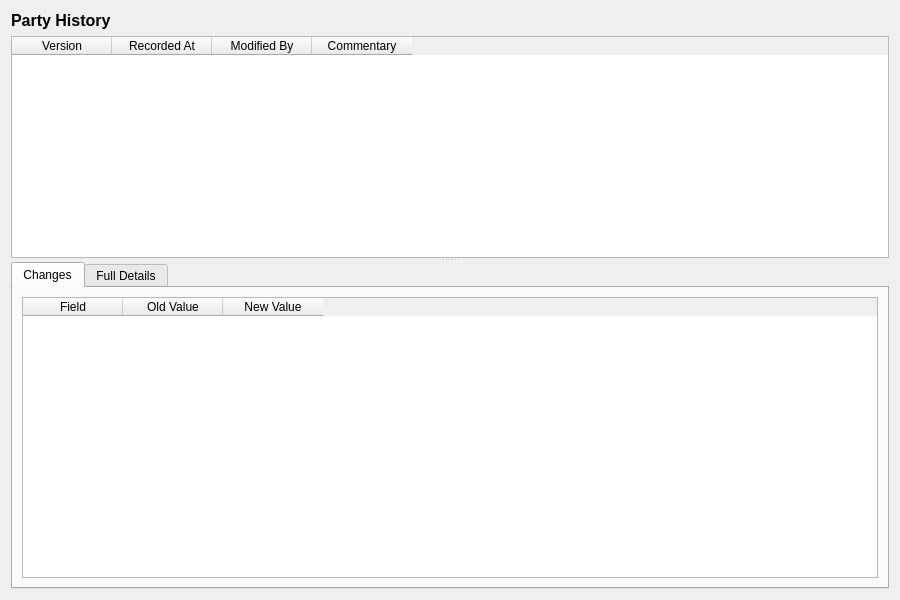
First picture: the form in projects/ores.qt/ui/PartyHistoryDialog.ui, repository OreStudio/OreStudio, before the edit.
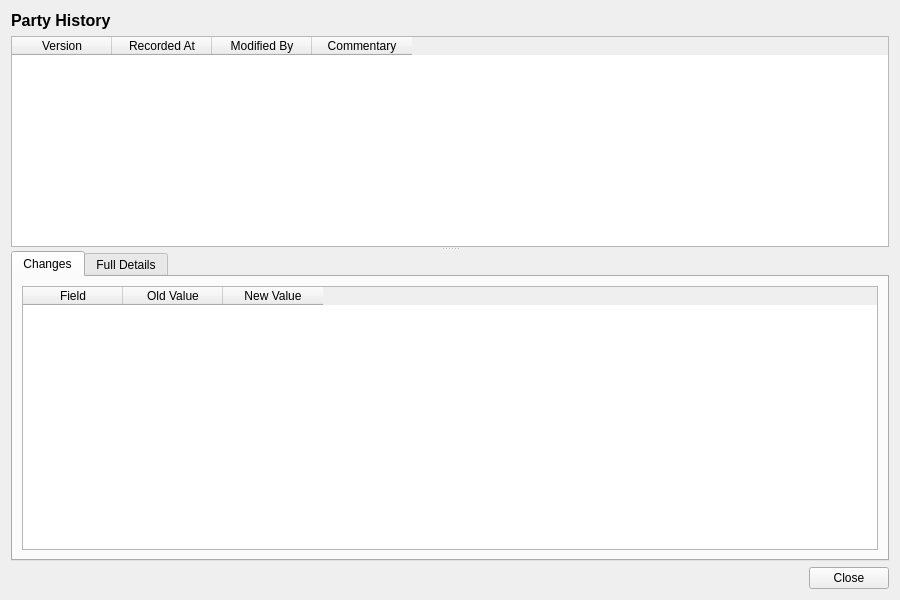
Second picture: the form after the edit.

Commit message: [qt] Remove toolbars from detail dialogs; add Close button throughout

```diff
--- a/projects/ores.qt/ui/PartyHistoryDialog.ui
+++ b/projects/ores.qt/ui/PartyHistoryDialog.ui
@@ -318,6 +318,27 @@
      </widget>
     </widget>
    </item>
+   <item>
+    <layout class="QHBoxLayout" name="buttonLayout">
+     <item>
+      <spacer name="horizontalSpacer">
+       <property name="orientation">
+        <enum>Qt::Horizontal</enum>
+       </property>
+       <property name="sizeHint" stdset="0">
+        <size><width>40</width><height>20</height></size>
+       </property>
+      </spacer>
+     </item>
+     <item>
+      <widget class="QPushButton" name="closeButton">
+       <property name="text">
+        <string>Close</string>
+       </property>
+      </widget>
+     </item>
+    </layout>
+   </item>
   </layout>
  </widget>
  <resources/>
```
The commit also changes 201 other files.
